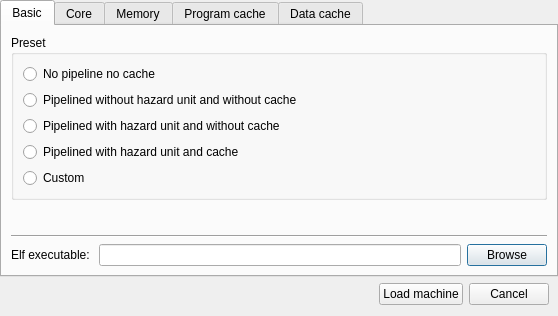
The window that qtmips_gui/NewDialog.ui (cvut/qtrvsim) describes before a commit, drawn with Qt 5.
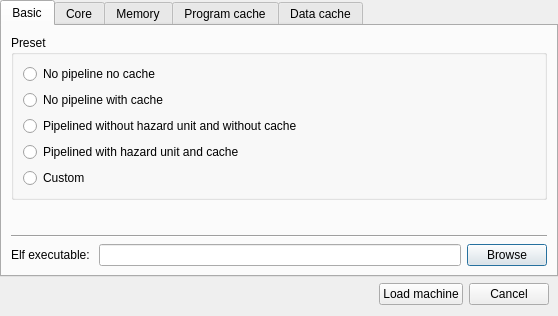
The same window after the commit.

Patch:
```diff
--- a/qtmips_gui/NewDialog.ui
+++ b/qtmips_gui/NewDialog.ui
@@ -50,16 +50,16 @@
            </widget>
           </item>
           <item>
-           <widget class="QRadioButton" name="preset_pipelined_bare">
+           <widget class="QRadioButton" name="preset_no_pipeline_cache">
             <property name="text">
-             <string>Pipelined without hazard unit and without cache</string>
+             <string>No pipeline with cache</string>
             </property>
            </widget>
           </item>
           <item>
-           <widget class="QRadioButton" name="preset_pipelined_hazard">
+           <widget class="QRadioButton" name="preset_pipelined_bare">
             <property name="text">
-             <string>Pipelined with hazard unit and without cache</string>
+             <string>Pipelined without hazard unit and without cache</string>
             </property>
            </widget>
           </item>
```
